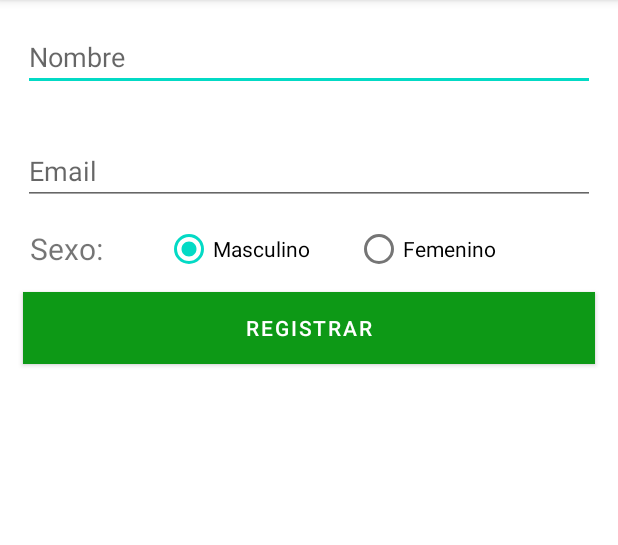
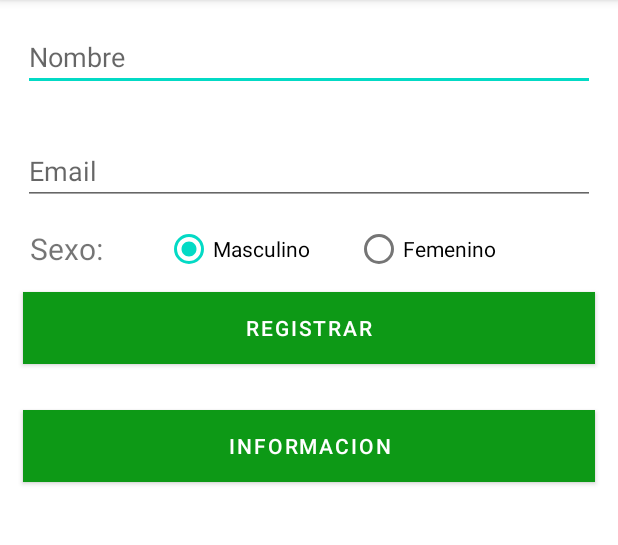
Before and after one commit to Ruben-005/RegisterAndRead, an Android app: the screen it shows after launch (MainActivity), after a tap on "REGISTRAR", on a phone screen of 412 x 824 dp, the part 84-629 px from its top. Run offline under Robolectric (Android 15) with nearby library versions, the phone set to English and light mode, and no system bars; our stand-ins replace Firebase (no records; nobody signed in at launch, a user with empty details on screens opened directly).

```diff
--- a/app/src/main/AndroidManifest.xml
+++ b/app/src/main/AndroidManifest.xml
@@ -10,6 +10,9 @@
         android:supportsRtl="true"
         android:theme="@style/Theme.RealTimeDataBase">
         <activity
+            android:name=".InfoActivity"
+            android:exported="true" />
+        <activity
             android:name=".MainActivity"
             android:exported="true">
             <intent-filter>
--- a/app/src/main/java/com/example/realtimedatabase/MainActivity.kt
+++ b/app/src/main/java/com/example/realtimedatabase/MainActivity.kt
@@ -1,22 +1,22 @@
 package com.example.realtimedatabase
 
+import android.content.Intent
 import androidx.appcompat.app.AppCompatActivity
 import android.os.Bundle
 import android.widget.Toast
-import com.google.firebase.database.DatabaseReference
-import com.google.firebase.database.FirebaseDatabase
+import com.google.firebase.database.*
 import com.google.firebase.database.ktx.database
 import com.google.firebase.ktx.Firebase
 import kotlinx.android.synthetic.main.activity_main.*
 
 class MainActivity : AppCompatActivity() {
     lateinit var database:DatabaseReference
-
+    lateinit var usuario:User
     override fun onCreate(savedInstanceState: Bundle?) {
         super.onCreate(savedInstanceState)
         setContentView(R.layout.activity_main)
 
-        database = Firebase.database.reference.child("users")
+        database = Firebase.database.reference
         setup()
     }
 
@@ -26,15 +26,28 @@ class MainActivity : AppCompatActivity() {
             val email = emailEditText.text.toString()
             var sexo = if (masculinoCheckBox.isChecked) "masculino" else "femenino"
 
-           if (name.isNotEmpty() && email.isNotEmpty() && sexo.isNotEmpty()){
-               val user = User(name, email, sexo)
-               database.child(name).setValue(user)
-               Toast.makeText(this, "Datos ingresados correctamente", Toast.LENGTH_SHORT).show()
-           }else{
-               Toast.makeText(this, "Error al ingresar los datos intente nuevamente", Toast.LENGTH_SHORT).show()
-           }
+            SubirDatosFireBase(name, email, sexo)
+        }
+
+        btn_Info.setOnClickListener {
+            var int = Intent(this,  InfoActivity::class.java)
+
+            startActivity(int)
         }
     }
 
-    data class User(val username: String?, val email: String?, val sexo:String)
+    private fun SubirDatosFireBase(name: String, email: String, sexo: String) {
+        if (name.isNotEmpty() && email.isNotEmpty() && sexo.isNotEmpty()) {
+            val user = User(name, email, sexo)
+            database.child("Usuario").push().setValue(user)
+            Toast.makeText(this, "Datos ingresados correctamente", Toast.LENGTH_SHORT).show()
+        } else {
+            Toast.makeText(
+                this,
+                "Error al ingresar los datos intente nuevamente",
+                Toast.LENGTH_SHORT
+            ).show()
+        }
+    }
+
 }
--- a/app/src/main/res/layout/activity_main.xml
+++ b/app/src/main/res/layout/activity_main.xml
@@ -71,4 +71,14 @@
         android:layout_height="wrap_content"
         android:background="@color/boton_registrar"
         />
+
+    <Button
+        app:backgroundTint="@null"
+        android:id="@+id/btn_Info"
+        android:layout_margin="15dp"
+        android:text="Informacion"
+        android:layout_width="match_parent"
+        android:layout_height="wrap_content"
+        android:background="@color/boton_registrar"
+        />
 </LinearLayout>
```
Also changed, not shown: app/src/main/java/com/example/realtimedatabase/InfoActivity.kt (added, +33 -0 lines), app/src/main/java/com/example/realtimedatabase/User.java (added, +49 -0 lines), app/src/main/res/layout/activity_info.xml (added, +18 -0 lines).
